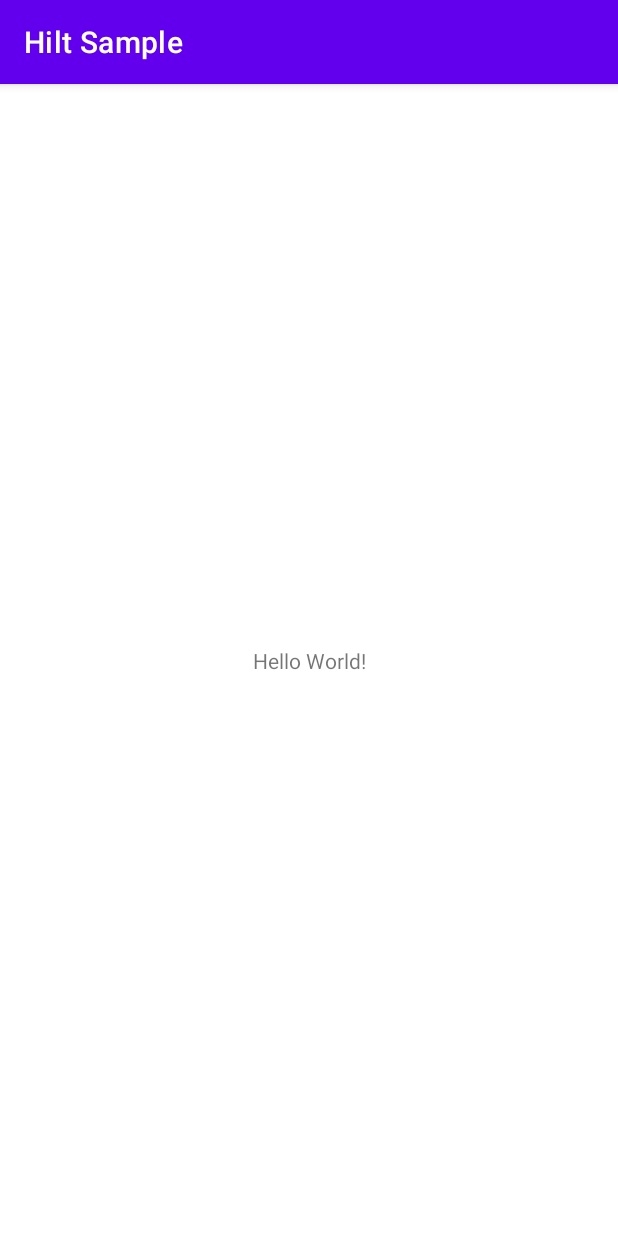
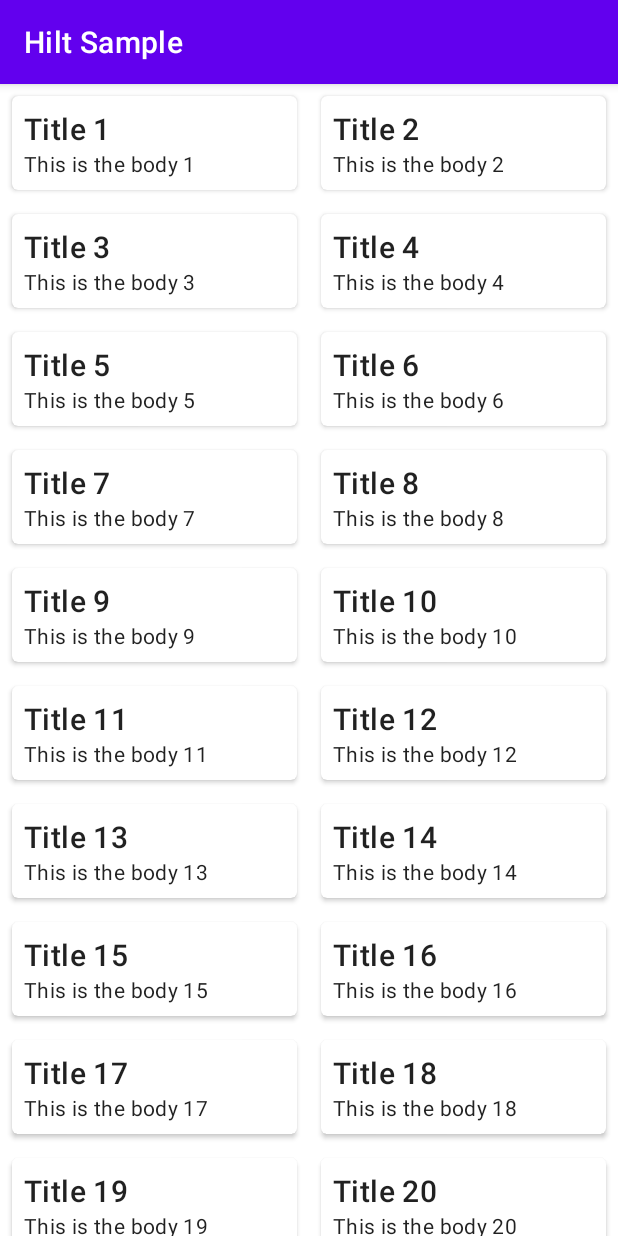
Before and after one commit to husaynhakeem/android-playground, an Android app: the screen it shows after launch (MainActivity), on a phone screen of 412 x 824 dp. Run offline under Robolectric (Android 15) with nearby library versions, the phone set to English and light mode, and no system bars; our stand-ins replace Dagger/Hilt's generated code; libraries missing offline, so code that uses them is left out: androidx.hilt.lifecycle.

Commit message:
Add implementation with fake dataSource

```diff
--- a/HiltSample/app/src/main/AndroidManifest.xml
+++ b/HiltSample/app/src/main/AndroidManifest.xml
@@ -3,6 +3,7 @@
     package="com.husaynhakeem.hiltsample">
 
     <application
+        android:name=".HiltSampleApplication"
         android:allowBackup="false"
         android:label="@string/app_name"
         android:supportsRtl="true"
--- /dev/null
+++ b/HiltSample/app/src/main/java/com/husaynhakeem/hiltsample/HiltSampleApplication.kt
@@ -0,0 +1,7 @@
+package com.husaynhakeem.hiltsample
+
+import android.app.Application
+import dagger.hilt.android.HiltAndroidApp
+
+@HiltAndroidApp
+class HiltSampleApplication : Application()
--- a/HiltSample/app/src/main/java/com/husaynhakeem/hiltsample/MainActivity.kt
+++ b/HiltSample/app/src/main/java/com/husaynhakeem/hiltsample/MainActivity.kt
@@ -1,11 +1,19 @@
 package com.husaynhakeem.hiltsample
 
+import android.os.Bundle
 import androidx.appcompat.app.AppCompatActivity
-import android.os.Bundle
+import com.husaynhakeem.hiltsample.ui.PostsFragment
+import dagger.hilt.android.AndroidEntryPoint
 
+@AndroidEntryPoint
 class MainActivity : AppCompatActivity() {
     override fun onCreate(savedInstanceState: Bundle?) {
         super.onCreate(savedInstanceState)
         setContentView(R.layout.activity_main)
+        if (savedInstanceState == null) {
+            supportFragmentManager.beginTransaction()
+                .add(R.id.container, PostsFragment::class.java, null)
+                .commit()
+        }
     }
 }
--- /dev/null
+++ b/HiltSample/app/src/main/java/com/husaynhakeem/hiltsample/data/Post.kt
@@ -0,0 +1,3 @@
+package com.husaynhakeem.hiltsample.data
+
+data class Post(val userId: Int, val id: Int, val title: String, val body: String)
--- /dev/null
+++ b/HiltSample/app/src/main/java/com/husaynhakeem/hiltsample/data/PostsDataSource.kt
@@ -0,0 +1,6 @@
+package com.husaynhakeem.hiltsample.data
+
+interface PostsDataSource {
+
+    fun getPosts(): List<Post>
+}
--- /dev/null
+++ b/HiltSample/app/src/main/java/com/husaynhakeem/hiltsample/data/PostsFakeDataSource.kt
@@ -0,0 +1,10 @@
+package com.husaynhakeem.hiltsample.data
+
+import javax.inject.Inject
+
+class PostsFakeDataSource @Inject constructor() : PostsDataSource {
+
+    override fun getPosts(): List<Post> {
+        return (1..100).map { Post(it, it, "Title $it", "This is the body $it") }
+    }
+}
--- /dev/null
+++ b/HiltSample/app/src/main/java/com/husaynhakeem/hiltsample/di/PostsDataSourceModule.kt
@@ -0,0 +1,24 @@
+package com.husaynhakeem.hiltsample.di
+
+import com.husaynhakeem.hiltsample.data.PostsDataSource
+import com.husaynhakeem.hiltsample.data.PostsFakeDataSource
+import dagger.Binds
+import dagger.Module
+import dagger.hilt.InstallIn
+import dagger.hilt.android.components.ActivityComponent
+import javax.inject.Qualifier
+
+@Qualifier
+annotation class FakeDataSource
+
+@Qualifier
+annotation class RealDatSource
+
+@Module
+@InstallIn(ActivityComponent::class)
+abstract class PostsDataSourceModule {
+
+    @Binds
+    @FakeDataSource
+    abstract fun fakeDataSource(dataSource: PostsFakeDataSource): PostsDataSource
+}
--- /dev/null
+++ b/HiltSample/app/src/main/java/com/husaynhakeem/hiltsample/ui/PostsAdapter.kt
@@ -0,0 +1,30 @@
+package com.husaynhakeem.hiltsample.ui
+
+import android.view.LayoutInflater
+import android.view.ViewGroup
+import androidx.recyclerview.widget.RecyclerView
+import com.husaynhakeem.hiltsample.R
+import com.husaynhakeem.hiltsample.data.Post
+import kotlinx.android.synthetic.main.item_post.view.*
+
+class PostsAdapter(private val posts: List<Post>) :
+    RecyclerView.Adapter<PostsAdapter.PostViewHolder>() {
+
+    override fun onCreateViewHolder(parent: ViewGroup, viewType: Int) = PostViewHolder(parent)
+
+    override fun onBindViewHolder(holder: PostViewHolder, position: Int) {
+        holder.bind(posts[position])
+    }
+
+    override fun getItemCount() = posts.size
+
+    inner class PostViewHolder(parent: ViewGroup) : RecyclerView.ViewHolder(
+        LayoutInflater.from(parent.context).inflate(R.layout.item_post, parent, false)
+    ) {
+
+        fun bind(post: Post) {
+            itemView.postTitle.text = post.title
+            itemView.postBody.text = post.body
+        }
+    }
+}
--- /dev/null
+++ b/HiltSample/app/src/main/java/com/husaynhakeem/hiltsample/ui/PostsFragment.kt
@@ -0,0 +1,39 @@
+package com.husaynhakeem.hiltsample.ui
+
+import android.os.Bundle
+import android.view.View
+import androidx.fragment.app.Fragment
+import androidx.fragment.app.viewModels
+import androidx.lifecycle.Observer
+import androidx.recyclerview.widget.StaggeredGridLayoutManager
+import androidx.recyclerview.widget.StaggeredGridLayoutManager.VERTICAL
+import com.husaynhakeem.hiltsample.R
+import dagger.hilt.android.AndroidEntryPoint
+import kotlinx.android.synthetic.main.fragment_posts.*
+
+@AndroidEntryPoint
+class PostsFragment : Fragment(R.layout.fragment_posts) {
+
+    private val viewModel by viewModels<PostsViewModel>()
+
+    override fun onViewCreated(view: View, savedInstanceState: Bundle?) {
+        super.onViewCreated(view, savedInstanceState)
+        viewModel.state.observe(viewLifecycleOwner, Observer { state ->
+            when (state) {
+                PostsViewModel.State.Loading -> postsFlipper.displayedChild = LOADING
+                PostsViewModel.State.Error -> postsFlipper.displayedChild = ERROR
+                is PostsViewModel.State.Posts -> {
+                    postsFlipper.displayedChild = POSTS
+                    postsRecyclerView.layoutManager = StaggeredGridLayoutManager(2, VERTICAL)
+                    postsRecyclerView.adapter = PostsAdapter(state.posts)
+                }
+            }
+        })
+    }
+
+    companion object {
+        private const val LOADING = 0
+        private const val ERROR = 1
+        private const val POSTS = 2
+    }
+}
--- /dev/null
+++ b/HiltSample/app/src/main/java/com/husaynhakeem/hiltsample/ui/PostsViewModel.kt
@@ -0,0 +1,41 @@
+package com.husaynhakeem.hiltsample.ui
+
+import androidx.hilt.lifecycle.ViewModelInject
+import androidx.lifecycle.LiveData
+import androidx.lifecycle.MutableLiveData
+import androidx.lifecycle.ViewModel
+import androidx.lifecycle.viewModelScope
+import com.husaynhakeem.hiltsample.data.Post
+import com.husaynhakeem.hiltsample.data.PostsDataSource
+import com.husaynhakeem.hiltsample.di.FakeDataSource
+import kotlinx.coroutines.launch
+
+class PostsViewModel @ViewModelInject constructor(@FakeDataSource private val dataSource: PostsDataSource) :
+    ViewModel() {
+
+    private val _state = MutableLiveData<State>()
+    val state: LiveData<State>
+        get() = _state
+
+    init {
+        getPosts()
+    }
+
+    private fun getPosts() {
+        _state.value = State.Loading
+        viewModelScope.launch {
+            try {
+                val posts = dataSource.getPosts()
+                _state.postValue(State.Posts(posts))
+            } catch (exception: Exception) {
+                _state.postValue(State.Error)
+            }
+        }
+    }
+
+    sealed class State {
+        object Loading : State()
+        object Error : State()
+        class Posts(val posts: List<Post>) : State()
+    }
+}
--- a/HiltSample/app/src/main/res/layout/activity_main.xml
+++ b/HiltSample/app/src/main/res/layout/activity_main.xml
@@ -1,18 +1,7 @@
 <?xml version="1.0" encoding="utf-8"?>
-<androidx.constraintlayout.widget.ConstraintLayout xmlns:android="http://schemas.android.com/apk/res/android"
-    xmlns:app="http://schemas.android.com/apk/res-auto"
+<FrameLayout xmlns:android="http://schemas.android.com/apk/res/android"
     xmlns:tools="http://schemas.android.com/tools"
+    android:id="@+id/container"
     android:layout_width="match_parent"
     android:layout_height="match_parent"
-    tools:context=".MainActivity">
-
-    <TextView
-        android:layout_width="wrap_content"
-        android:layout_height="wrap_content"
-        android:text="Hello World!"
-        app:layout_constraintBottom_toBottomOf="parent"
-        app:layout_constraintLeft_toLeftOf="parent"
-        app:layout_constraintRight_toRightOf="parent"
-        app:layout_constraintTop_toTopOf="parent" />
-
-</androidx.constraintlayout.widget.ConstraintLayout>
+    tools:context=".MainActivity" />
--- /dev/null
+++ b/HiltSample/app/src/main/res/layout/fragment_posts.xml
@@ -0,0 +1,39 @@
+<?xml version="1.0" encoding="utf-8"?>
+<ViewFlipper xmlns:android="http://schemas.android.com/apk/res/android"
+    android:id="@+id/postsFlipper"
+    android:layout_width="match_parent"
+    android:layout_height="match_parent">
+
+    <ProgressBar
+        android:id="@+id/postsProgressBar"
+        android:layout_width="wrap_content"
+        android:layout_height="wrap_content" />
+
+    <LinearLayout
+        android:id="@+id/postsErrorLayout"
+        android:layout_width="match_parent"
+        android:layout_height="match_parent"
+        android:gravity="center"
+        android:orientation="vertical">
+
+        <TextView
+            android:layout_width="wrap_content"
+            android:layout_height="wrap_content"
+            android:text="@string/error_loading_comments"
+            android:textAppearance="@style/TextAppearance.AppCompat.Body2" />
+
+        <com.google.android.material.button.MaterialButton
+            android:id="@+id/postsRetryButton"
+            android:layout_width="wrap_content"
+            android:layout_height="wrap_content"
+            android:layout_marginTop="16dp"
+            android:text="@string/retry" />
+
+    </LinearLayout>
+
+    <androidx.recyclerview.widget.RecyclerView
+        android:id="@+id/postsRecyclerView"
+        android:layout_width="match_parent"
+        android:layout_height="match_parent" />
+
+</ViewFlipper>
--- /dev/null
+++ b/HiltSample/app/src/main/res/layout/item_post.xml
@@ -0,0 +1,32 @@
+<?xml version="1.0" encoding="utf-8"?>
+<androidx.cardview.widget.CardView xmlns:android="http://schemas.android.com/apk/res/android"
+    xmlns:app="http://schemas.android.com/apk/res-auto"
+    xmlns:tools="http://schemas.android.com/tools"
+    android:layout_width="match_parent"
+    android:layout_height="wrap_content"
+    android:layout_margin="8dp"
+    app:cardCornerRadius="4dp">
+
+    <LinearLayout
+        android:layout_width="match_parent"
+        android:layout_height="wrap_content"
+        android:layout_margin="8dp"
+        android:orientation="vertical">
+
+        <TextView
+            android:id="@+id/postTitle"
+            android:layout_width="wrap_content"
+            android:layout_height="wrap_content"
+            android:textAppearance="@style/TextAppearance.MaterialComponents.Headline6"
+            tools:text="nesciunt quas odio" />
+
+        <TextView
+            android:id="@+id/postBody"
+            android:layout_width="wrap_content"
+            android:layout_height="wrap_content"
+            android:textAppearance="@style/TextAppearance.MaterialComponents.Body2"
+            tools:text="repudiandae veniam quaerat sunt sed\nalias aut fugiat sit autem sed est\nvoluptatem omnis possimus esse voluptatibus quis\nest aut tenetur dolor neque" />
+
+    </LinearLayout>
+
+</androidx.cardview.widget.CardView>
--- a/HiltSample/app/src/main/res/values/strings.xml
+++ b/HiltSample/app/src/main/res/values/strings.xml
@@ -1,3 +1,5 @@
 <resources>
     <string name="app_name">Hilt Sample</string>
+    <string name="error_loading_comments">An error occurred while loading the comments.</string>
+    <string name="retry">Retry</string>
 </resources>
--- a/HiltSample/build.gradle
+++ b/HiltSample/build.gradle
@@ -1,13 +1,15 @@
 // Top-level build file where you can add configuration options common to all sub-projects/modules.
 buildscript {
-    ext.kotlin_version = "1.3.70"
+    ext.kotlinVersion = "1.3.70"
+    ext.hiltVersion = '2.28-alpha'
     repositories {
         google()
         jcenter()
     }
     dependencies {
         classpath "com.android.tools.build:gradle:4.1.0-alpha07"
-        classpath "org.jetbrains.kotlin:kotlin-gradle-plugin:$kotlin_version"
+        classpath "org.jetbrains.kotlin:kotlin-gradle-plugin:$kotlinVersion"
+        classpath "com.google.dagger:hilt-android-gradle-plugin:$hiltVersion"
     }
 }
 
```
Also changed, not shown: HiltSample/app/build.gradle (+27 -12 lines).
